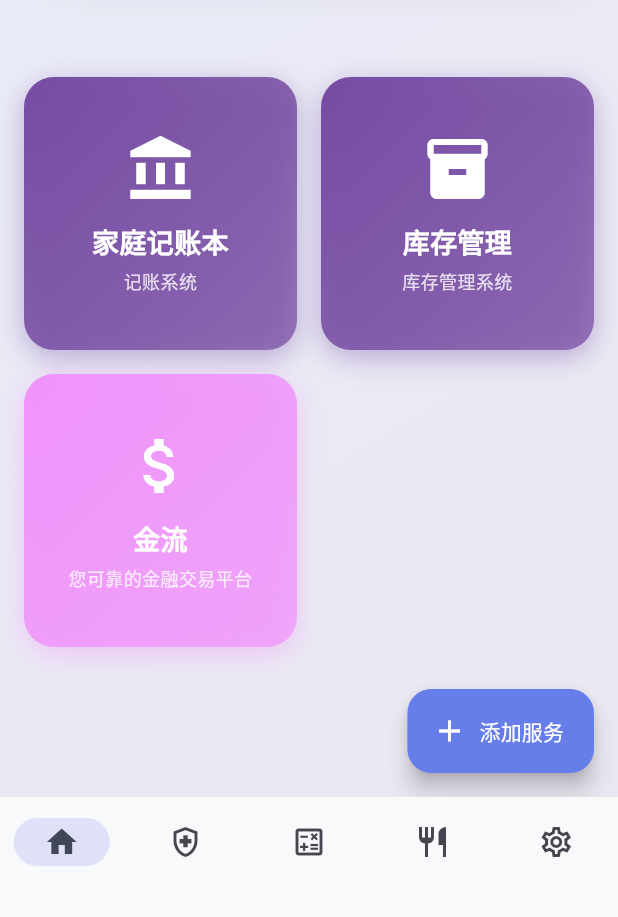
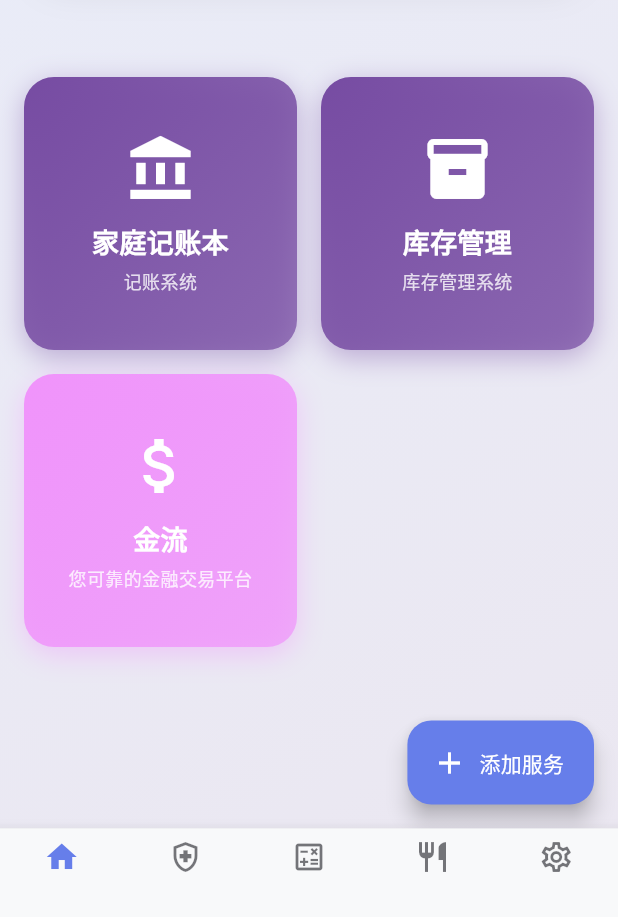
Before and after one commit to chronie-shizutoki/universal-lancher, a Flutter app: the screen it shows after launch, on a phone screen of 412 x 824 dp, the part 319-1236 px from its top. Run offline on Flutter 3.47's test engine with Material 3 defaults, Android fonts, the phone set to English and light mode, and no system bars; our stand-ins replace package_info_plus, shared_preferences.

Commit message:
refactor(main_page): replace NavigationBar with BottomNavigationBar
The change was made to provide better visual consistency with the app's design system. BottomNavigationBar offers more customization options and better matches our UI requirements.

```diff
--- a/flutter_app/lib/pages/main_page.dart
+++ b/flutter_app/lib/pages/main_page.dart
@@ -41,39 +41,42 @@ class _MainPageState extends State<MainPage> {
         elevation: 0,
       ),
       body: _pages[_currentIndex],
-      bottomNavigationBar: NavigationBar(
-        selectedIndex: _currentIndex,
-        onDestinationSelected: (index) {
+      bottomNavigationBar: BottomNavigationBar(
+        currentIndex: _currentIndex,
+        onTap: (index) {
           setState(() {
             _currentIndex = index;
           });
         },
+        type: BottomNavigationBarType.fixed,
         backgroundColor: Theme.of(context).colorScheme.surface,
         elevation: 8,
-        destinations: const [
-          NavigationDestination(
+        selectedItemColor: Theme.of(context).colorScheme.primary,
+        unselectedItemColor: Theme.of(context).colorScheme.onSurface.withOpacity(0.6),
+        items: const [
+          BottomNavigationBarItem(
             icon: Icon(Icons.home_outlined),
-            selectedIcon: Icon(Icons.home),
+            activeIcon: Icon(Icons.home),
+            label: '', // 空标签
+          ),
+          BottomNavigationBarItem(
+            icon: Icon(Icons.health_and_safety_outlined),
+            activeIcon: Icon(Icons.health_and_safety),
             label: '',
           ),
-          NavigationDestination(
-            icon: Icon(Icons.health_and_safety_outlined),
-            selectedIcon: Icon(Icons.health_and_safety),
+          BottomNavigationBarItem(
+            icon: Icon(Icons.calculate_outlined),
+            activeIcon: Icon(Icons.calculate),
             label: '',
           ),
-          NavigationDestination(
-            icon: Icon(Icons.calculate_outlined),
-            selectedIcon: Icon(Icons.calculate),
+          BottomNavigationBarItem(
+            icon: Icon(Icons.restaurant_outlined),
+            activeIcon: Icon(Icons.restaurant),
             label: '',
           ),
-          NavigationDestination(
-            icon: Icon(Icons.restaurant_outlined),
-            selectedIcon: Icon(Icons.restaurant),
-            label: '',
-          ),
-          NavigationDestination(
+          BottomNavigationBarItem(
             icon: Icon(Icons.settings_outlined),
-            selectedIcon: Icon(Icons.settings),
+            activeIcon: Icon(Icons.settings),
             label: '',
           ),
         ],
```
